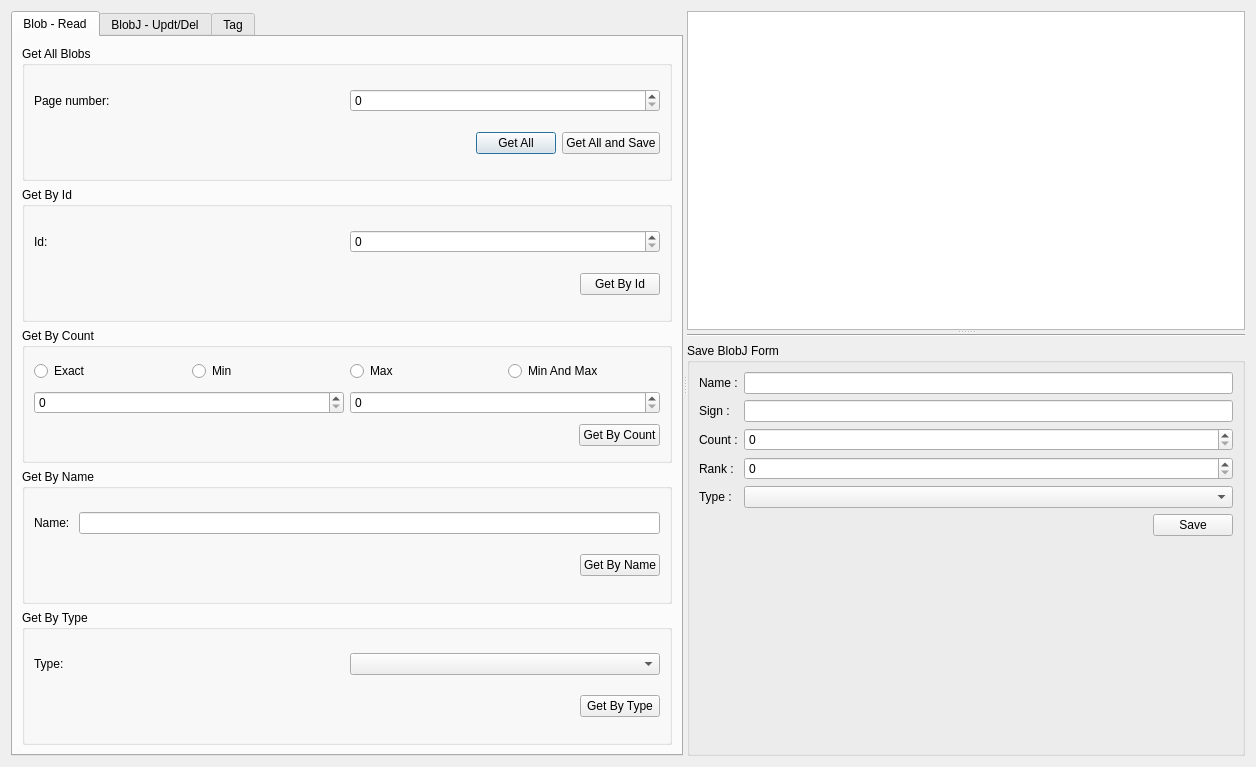
This is dialog.ui in AyNeumann/DraftQtProject as Qt 5 draws it before an edit. The edited form follows.
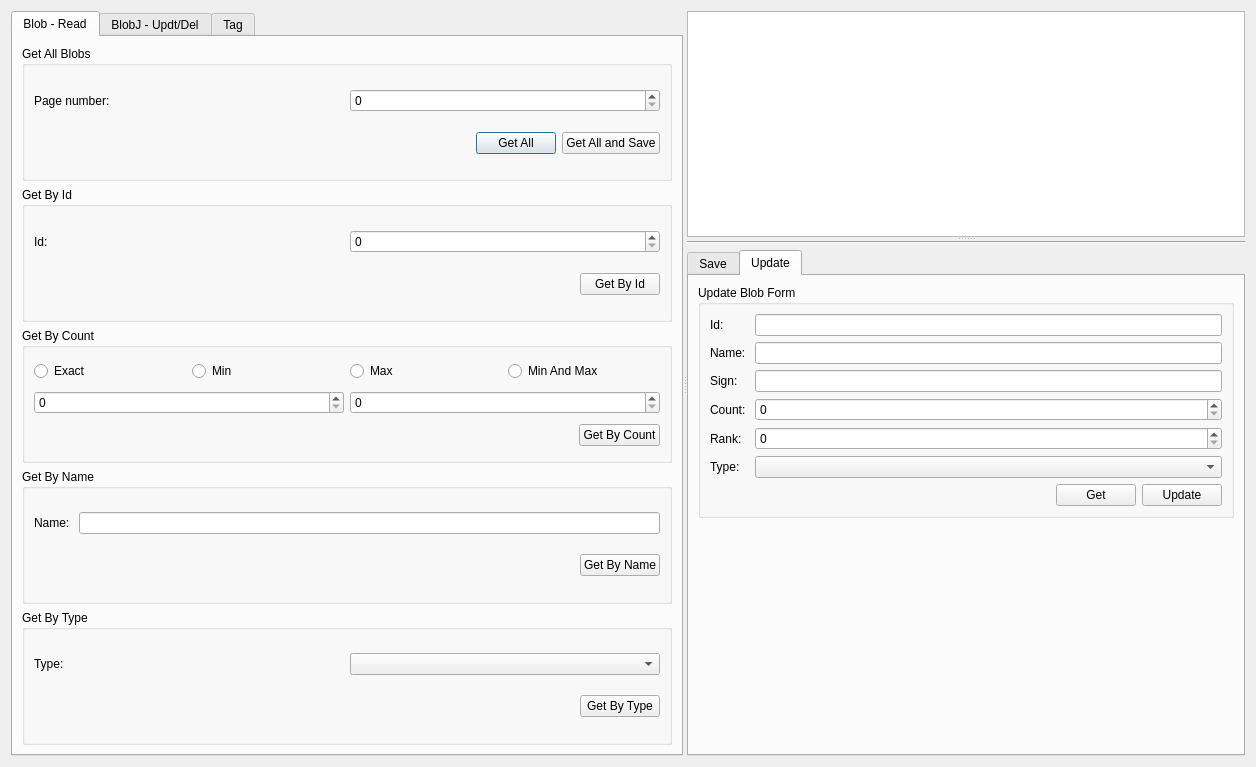
This is the edited form. The open tabs and pages were chosen to show the change.

Commit message: ADD UPDATE BLOBJ INTERFACE

Diff of the .ui file:
```diff
--- a/dialog.ui
+++ b/dialog.ui
@@ -569,6 +569,16 @@
          </widget>
         </item>
         <item>
+         <widget class="QTabWidget" name="tabWidget_2">
+          <property name="currentIndex">
+           <number>1</number>
+          </property>
+          <widget class="QWidget" name="tab_SaveBlobForm">
+           <attribute name="title">
+            <string>Save</string>
+           </attribute>
+           <layout class="QVBoxLayout" name="verticalLayout_15">
+            <item>
          <widget class="QGroupBox" name="groupBox_5">
           <property name="sizePolicy">
            <sizepolicy hsizetype="Preferred" vsizetype="Preferred">
@@ -663,6 +673,11 @@
                 </widget>
                </item>
               </layout>
+                 </item>
+                </layout>
+               </item>
+              </layout>
+             </widget>
              </item>
              <item>
               <spacer name="verticalSpacer_2">
@@ -678,8 +693,131 @@
               </spacer>
              </item>
             </layout>
-           </item>
-          </layout>
+          </widget>
+          <widget class="QWidget" name="tab_UpdateBlobForm">
+           <attribute name="title">
+            <string>Update</string>
+           </attribute>
+           <layout class="QVBoxLayout" name="verticalLayout_17">
+            <item>
+             <widget class="QGroupBox" name="groupBox_10">
+              <property name="title">
+               <string>Update Blob Form</string>
+              </property>
+              <layout class="QVBoxLayout" name="verticalLayout_16">
+               <item>
+                <layout class="QFormLayout" name="formLayout_2">
+                 <item row="0" column="0">
+                  <widget class="QLabel" name="label_13">
+                   <property name="text">
+                    <string>Id:</string>
+                   </property>
+                  </widget>
+                 </item>
+                 <item row="0" column="1">
+                  <widget class="QLineEdit" name="lE_BlobId_UpdateForm"/>
+                 </item>
+                 <item row="1" column="0">
+                  <widget class="QLabel" name="label_14">
+                   <property name="text">
+                    <string>Name: </string>
+                   </property>
+                  </widget>
+                 </item>
+                 <item row="1" column="1">
+                  <widget class="QLineEdit" name="lE_BlobName_UpdateForm"/>
+                 </item>
+                 <item row="2" column="0">
+                  <widget class="QLabel" name="label_15">
+                   <property name="text">
+                    <string>Sign: </string>
+                   </property>
+                  </widget>
+                 </item>
+                 <item row="2" column="1">
+                  <widget class="QLineEdit" name="lE_BlobSign_UpdateForm"/>
+                 </item>
+                 <item row="3" column="0">
+                  <widget class="QLabel" name="label_16">
+                   <property name="text">
+                    <string>Count: </string>
+                   </property>
+                  </widget>
+                 </item>
+                 <item row="3" column="1">
+                  <widget class="QSpinBox" name="sB_BlobCount_UpdateForm"/>
+                 </item>
+                 <item row="4" column="0">
+                  <widget class="QLabel" name="label_17">
+                   <property name="text">
+                    <string>Rank:</string>
+                   </property>
+                  </widget>
+                 </item>
+                 <item row="4" column="1">
+                  <widget class="QSpinBox" name="sB_BlobRank_UpdateForm"/>
+                 </item>
+                 <item row="5" column="0">
+                  <widget class="QLabel" name="label_18">
+                   <property name="text">
+                    <string>Type:</string>
+                   </property>
+                  </widget>
+                 </item>
+                 <item row="5" column="1">
+                  <widget class="QComboBox" name="cB_BlobType_UpdateForm"/>
+                 </item>
+                 <item row="6" column="0" colspan="2">
+                  <layout class="QHBoxLayout" name="horizontalLayout_18">
+                   <item>
+                    <spacer name="horizontalSpacer_10">
+                     <property name="orientation">
+                      <enum>Qt::Horizontal</enum>
+                     </property>
+                     <property name="sizeHint" stdset="0">
+                      <size>
+                       <width>40</width>
+                       <height>20</height>
+                      </size>
+                     </property>
+                    </spacer>
+                   </item>
+                   <item>
+                    <widget class="QPushButton" name="pB_Get_UpdateBlobForm">
+                     <property name="text">
+                      <string>Get</string>
+                     </property>
+                    </widget>
+                   </item>
+                   <item>
+                    <widget class="QPushButton" name="pB_UpdateBlobForm">
+                     <property name="text">
+                      <string>Update</string>
+                     </property>
+                    </widget>
+                   </item>
+                  </layout>
+                 </item>
+                </layout>
+               </item>
+              </layout>
+             </widget>
+            </item>
+            <item>
+             <spacer name="verticalSpacer_3">
+              <property name="orientation">
+               <enum>Qt::Vertical</enum>
+              </property>
+              <property name="sizeHint" stdset="0">
+               <size>
+                <width>20</width>
+                <height>148</height>
+               </size>
+              </property>
+             </spacer>
+            </item>
+           </layout>
+          </widget>
          </widget>
         </item>
        </layout>
```
Left out of the diff: 14 changed lines with no effect on the pictures. Lines whose indentation alone changed are shown as unchanged. The commit also changes 2 other files.
